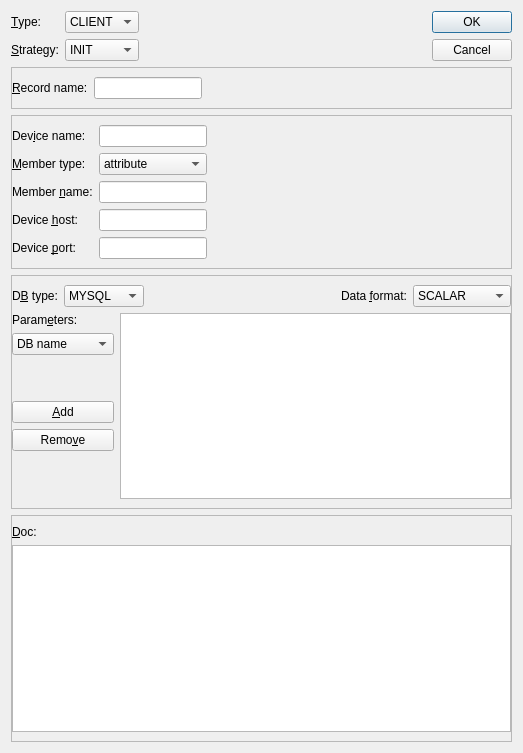
Old version of the form ndtsconfigtool/datasourcedlg.ui in the repository jkotan/nexdatas.configtool.
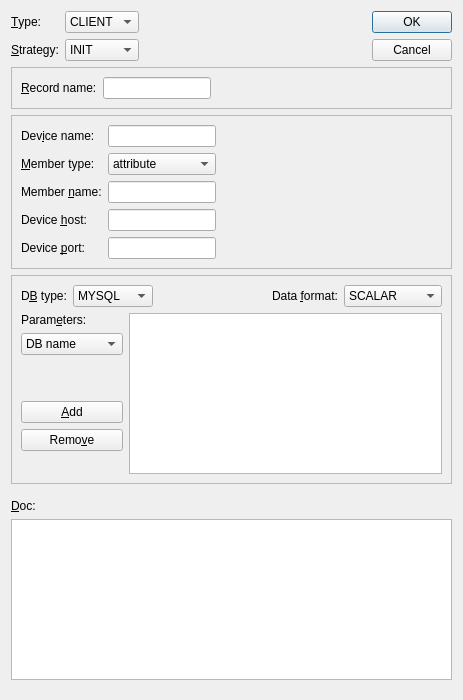
New version of the form.

Diff of the .ui file:
```diff
--- a/ndtsconfigtool/datasourcedlg.ui
+++ b/ndtsconfigtool/datasourcedlg.ui
@@ -6,8 +6,8 @@
    <rect>
     <x>0</x>
     <y>0</y>
-    <width>523</width>
-    <height>753</height>
+    <width>463</width>
+    <height>700</height>
    </rect>
   </property>
   <property name="windowTitle">
@@ -124,7 +124,7 @@
          <number>6</number>
         </property>
         <property name="leftMargin">
-         <number>0</number>
+         <number>9</number>
         </property>
         <item row="0" column="0">
          <layout class="QHBoxLayout" name="horizontalLayout_2">
@@ -156,7 +156,7 @@
        </property>
        <layout class="QFormLayout" name="formLayout_2">
         <property name="leftMargin">
-         <number>0</number>
+         <number>9</number>
         </property>
         <property name="topMargin">
          <number>9</number>
@@ -259,10 +259,10 @@
        </property>
        <layout class="QGridLayout" name="gridLayout_4">
         <property name="leftMargin">
-         <number>0</number>
+         <number>9</number>
         </property>
         <property name="rightMargin">
-         <number>0</number>
+         <number>9</number>
         </property>
         <item row="0" column="0">
          <layout class="QVBoxLayout" name="verticalLayout_3">
@@ -472,7 +472,7 @@
      <item>
       <widget class="QFrame" name="docframe">
        <property name="frameShape">
-        <enum>QFrame::StyledPanel</enum>
+        <enum>QFrame::NoFrame</enum>
        </property>
        <property name="frameShadow">
         <enum>QFrame::Raised</enum>
```
Left out of the diff: 17 changed lines with no effect on the pictures.
